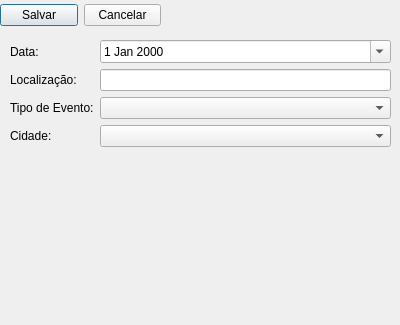
Old version of the form UIs/Evento/CadastroEventoDialog.ui in the repository teiGustavo/eventos-pyside.
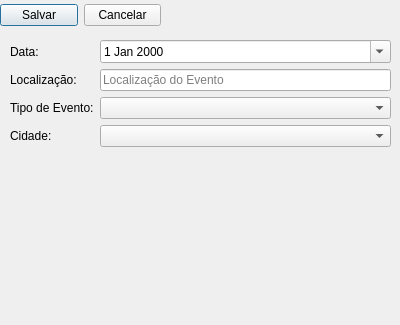
New version of the form.

```diff
--- a/UIs/Evento/CadastroEventoDialog.ui
+++ b/UIs/Evento/CadastroEventoDialog.ui
@@ -64,7 +64,11 @@
      </widget>
     </item>
     <item row="1" column="1">
-     <widget class="QLineEdit" name="lineEditLocalizacao"/>
+     <widget class="QLineEdit" name="lineEditLocalizacao">
+      <property name="placeholderText">
+       <string>Localização do Evento</string>
+      </property>
+     </widget>
     </item>
     <item row="2" column="0">
      <widget class="QLabel" name="labelTipoEvento">
```
